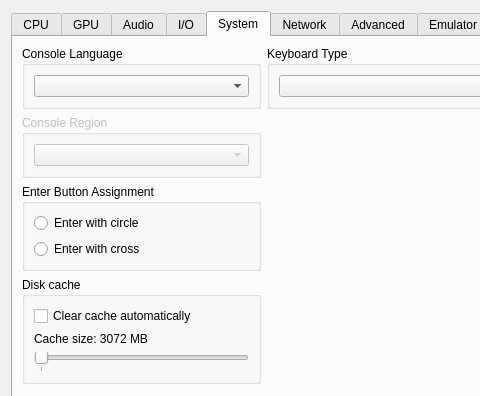
Above: rpcs3/rpcs3qt/settings_dialog.ui from RPCS3/rpcs3 before the change; both pictures show x 0 to 480 and y 0 to 396 of the 774 by 636 pixel window. Below: the same form after it.
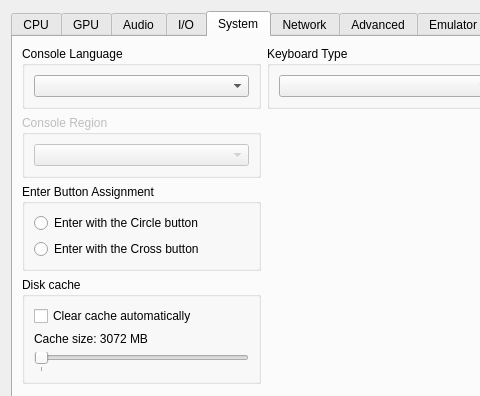
That is the form after the change. The open tabs and pages were chosen to show the change. Icons and pictures are not drawn.

The edit to the form file:
```diff
--- a/rpcs3/rpcs3qt/settings_dialog.ui
+++ b/rpcs3/rpcs3qt/settings_dialog.ui
@@ -1378,14 +1378,14 @@
             <item>
              <widget class="QRadioButton" name="enterButtonAssignCircle">
               <property name="text">
-               <string notr="true">Enter with circle</string>
+               <string notr="true">Enter with the Circle button</string>
               </property>
              </widget>
             </item>
             <item>
              <widget class="QRadioButton" name="enterButtonAssignCross">
               <property name="text">
-               <string notr="true">Enter with cross</string>
+               <string notr="true">Enter with the Cross button</string>
               </property>
              </widget>
             </item>
```
